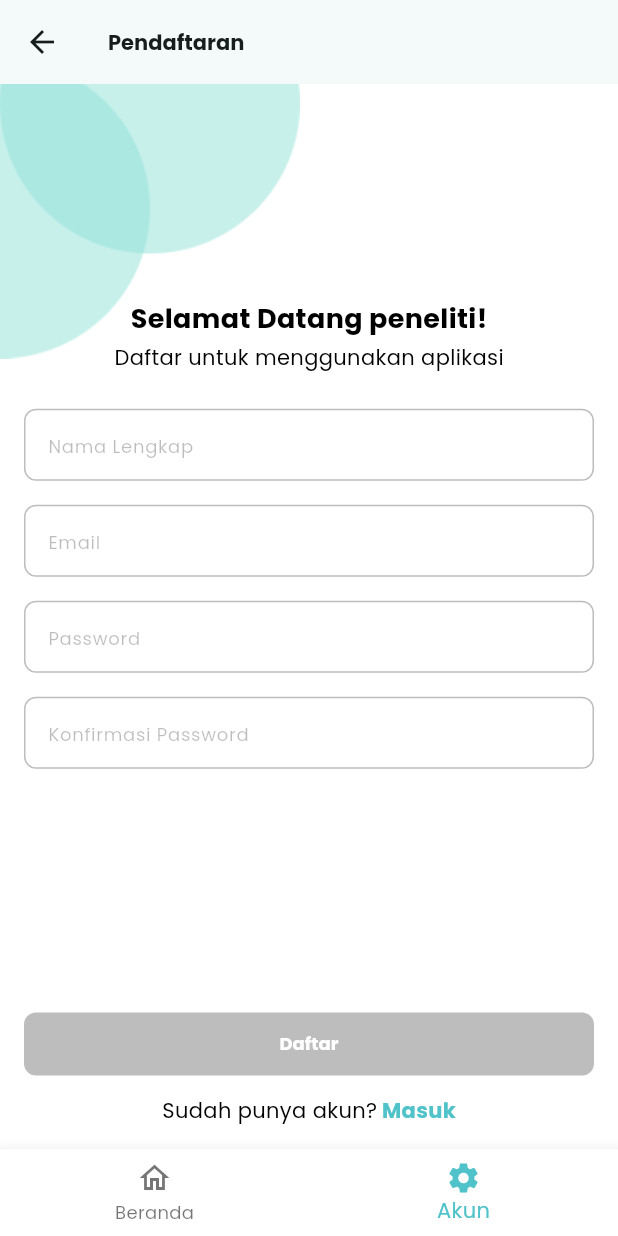
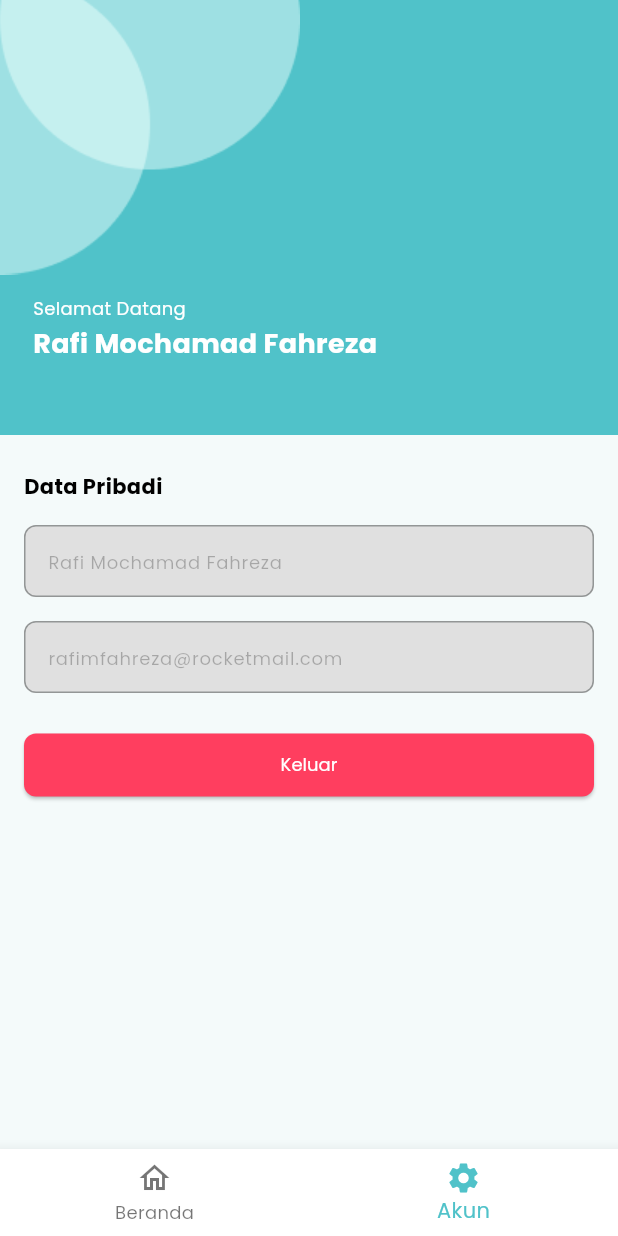
Before and after one commit to hastuadi/mki-sipp-mobile-master, a Flutter app: the DashboardBottomNavBar screen opened directly, item 2 of the bottom bar chosen, on a phone screen of 412 x 824 dp. Run offline on Flutter 3.47's test engine with Material 3 defaults, Android fonts, the phone set to English and light mode, and no system bars; our stand-ins replace get_it.

Commit message:
finalize account tab

```diff
--- a/lib/component/input/base_input.dart
+++ b/lib/component/input/base_input.dart
@@ -16,7 +16,7 @@ class BaseInput extends StatelessWidget {
   final TextInputAction? textInputAction;
   final Function(String?)? onSaved;
   final bool? obscureText;
-
+  final Color? fillColor;
 
   const BaseInput({
     Key? key,
@@ -31,7 +31,8 @@ class BaseInput extends StatelessWidget {
     this.maxLength,
     this.textInputAction,
     this.onSaved,
-    this.obscureText
+    this.obscureText,
+    this.fillColor
   }) : super(key: key);
 
   @override
@@ -49,7 +50,8 @@ class BaseInput extends StatelessWidget {
       onSaved: onSaved,
       obscureText: obscureText ?? false,
       decoration: InputDecoration(
-        filled: false,
+        filled: fillColor != null,
+        fillColor: fillColor,
         errorMaxLines: 2,
         isDense: true,
         hintText: hint,
--- a/lib/constant/colors.dart
+++ b/lib/constant/colors.dart
@@ -5,4 +5,5 @@ class AppColor {
   static Color greenColor = const Color(0xFF00B156);
   static Color purpleTransparent = const Color(0xFFEEEBF5);
   static Color purple = const Color(0xFF7153B7);
+  static Color red = const Color(0xFFFF3E5F);
 }
--- a/lib/enums/button_style.dart
+++ b/lib/enums/button_style.dart
@@ -4,7 +4,8 @@ import 'package:sipp_mobile/constant/textstyles.dart';
 
 enum AppButtonStyle {
   filled,
-  purpleFilled
+  purpleFilled,
+  redFilled
 }
 
 extension AppButtonStyleExt on AppButtonStyle {
@@ -40,6 +41,8 @@ extension AppButtonStyleExt on AppButtonStyle {
         return setFilledStyle();
       case AppButtonStyle.purpleFilled:
         return setFilledStyle(bgColor: AppColor.purple, pressedColor: AppColor.purple.withOpacity(0.9));
+      case AppButtonStyle.redFilled:
+        return setFilledStyle(bgColor: AppColor.red, pressedColor: AppColor.red.withOpacity(0.9));
     }
   }
 }
--- /dev/null
+++ b/lib/view/dashboard/account_screen.dart
@@ -0,0 +1,55 @@
+import 'package:flutter/material.dart';
+import 'package:sipp_mobile/component/button/base_button.dart';
+import 'package:sipp_mobile/component/input/base_input.dart';
+import 'package:sipp_mobile/enums/button_style.dart';
+import 'package:sipp_mobile/view/dashboard/widget/header_widget.dart';
+
+import '../../constant/textstyles.dart';
+
+class AccountScreen extends StatelessWidget {
+  const AccountScreen({Key? key}) : super(key: key);
+
+  @override
+  Widget build(BuildContext context) {
+    return Scaffold(
+      body: SingleChildScrollView(
+        child: Column(
+          crossAxisAlignment: CrossAxisAlignment.start,
+          children: [
+            const HeaderWidget(),
+            const SizedBox(height: 8,),
+            Padding(
+              padding: const EdgeInsets.all(16.0),
+              child: Column(
+                crossAxisAlignment: CrossAxisAlignment.start,
+                children: [
+                  Text("Data Pribadi", style: AppTextStyle.bold14Black,),
+                  const SizedBox(height: 16,),
+                  BaseInput(
+                    enabled: false,
+                      controller: TextEditingController(),
+                      fillColor: Colors.grey.shade300,
+                      hint: "Rafi Mochamad Fahreza"
+                  ),
+                  const SizedBox(height: 16,),
+                  BaseInput(
+                      enabled: false,
+                      controller: TextEditingController(),
+                      fillColor: Colors.grey.shade300,
+                      hint: "rafimfahreza@rocketmail.com"
+                  ),
+                  const SizedBox(height: 24,),
+                  BaseButton(
+                      buttonStyle: AppButtonStyle.redFilled,
+                      onPressed: (){},
+                      child: Text("Keluar", style: AppTextStyle.regular12White,)
+                  )
+                ],
+              ),
+            )
+          ],
+        ),
+      ),
+    );
+  }
+}
--- a/lib/view/dashboard/bottom_nav_bar.dart
+++ b/lib/view/dashboard/bottom_nav_bar.dart
@@ -2,6 +2,7 @@ import 'package:flutter/material.dart';
 import 'package:provider/provider.dart';
 import 'package:sipp_mobile/constant/colors.dart';
 import 'package:sipp_mobile/provider/dashboard/bottom_nav_bar_provider.dart';
+import 'package:sipp_mobile/view/dashboard/account_screen.dart';
 import 'package:sipp_mobile/view/dashboard/homepage_screen.dart';
 import 'package:sipp_mobile/view/register/register_screen.dart';
 
@@ -11,7 +12,7 @@ class DashboardBottomNavBar extends StatelessWidget {
 
   static const List<Widget> menu = [
     HomePageScreen(),
-    Register()
+    AccountScreen()
   ];
 
   @override
--- a/lib/view/dashboard/homepage_screen.dart
+++ b/lib/view/dashboard/homepage_screen.dart
@@ -3,6 +3,7 @@ import 'package:sipp_mobile/component/button/base_button.dart';
 import 'package:sipp_mobile/constant/colors.dart';
 import 'package:sipp_mobile/constant/textstyles.dart';
 import 'package:sipp_mobile/enums/button_style.dart';
+import 'package:sipp_mobile/view/dashboard/widget/header_widget.dart';
 
 class HomePageScreen extends StatelessWidget {
   const HomePageScreen({Key? key}) : super(key: key);
@@ -14,33 +15,7 @@ class HomePageScreen extends StatelessWidget {
         child: Column(
           crossAxisAlignment: CrossAxisAlignment.start,
           children: [
-            Stack(
-              children: [
-                SizedBox(
-                  height: 290,
-                  child: Container(
-                    color: AppColor.primaryColor,
-                  ),
-                ),
-                Positioned(
-                  left: -100,
-                  top: -87,
-                  child: Image.asset('assets/images/general/white-round-bg-icon.png'),
-                ),
-                Positioned(
-                  bottom: 48,
-                  left: 22,
-                  child: Column(
-                    crossAxisAlignment: CrossAxisAlignment.start,
-                    children: [
-                      Text("Selamat Datang", style: AppTextStyle.regular12White,),
-                      const SizedBox(height: 2,),
-                      Text("Rafi Mochamad Fahreza", style: AppTextStyle.bold18White,),
-                    ],
-                  ),
-                )
-              ],
-            ),
+            const HeaderWidget(),
             const SizedBox(height: 8,),
             Padding(
               padding: const EdgeInsets.all(16.0),
--- /dev/null
+++ b/lib/view/dashboard/widget/header_widget.dart
@@ -0,0 +1,39 @@
+import 'package:flutter/material.dart';
+
+import '../../../constant/colors.dart';
+import '../../../constant/textstyles.dart';
+
+class HeaderWidget extends StatelessWidget {
+  const HeaderWidget({Key? key}) : super(key: key);
+
+  @override
+  Widget build(BuildContext context) {
+    return Stack(
+      children: [
+        SizedBox(
+          height: 290,
+          child: Container(
+            color: AppColor.primaryColor,
+          ),
+        ),
+        Positioned(
+          left: -100,
+          top: -87,
+          child: Image.asset('assets/images/general/white-round-bg-icon.png'),
+        ),
+        Positioned(
+          bottom: 48,
+          left: 22,
+          child: Column(
+            crossAxisAlignment: CrossAxisAlignment.start,
+            children: [
+              Text("Selamat Datang", style: AppTextStyle.regular12White,),
+              const SizedBox(height: 2,),
+              Text("Rafi Mochamad Fahreza", style: AppTextStyle.bold18White,),
+            ],
+          ),
+        )
+      ],
+    );
+  }
+}
```
